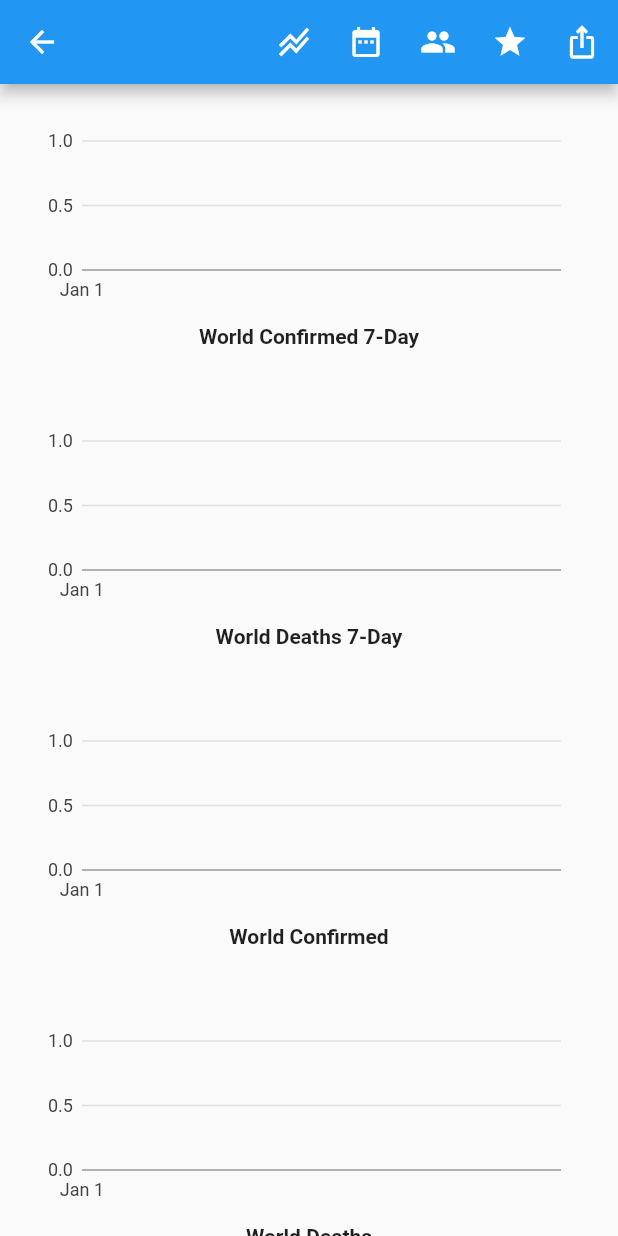
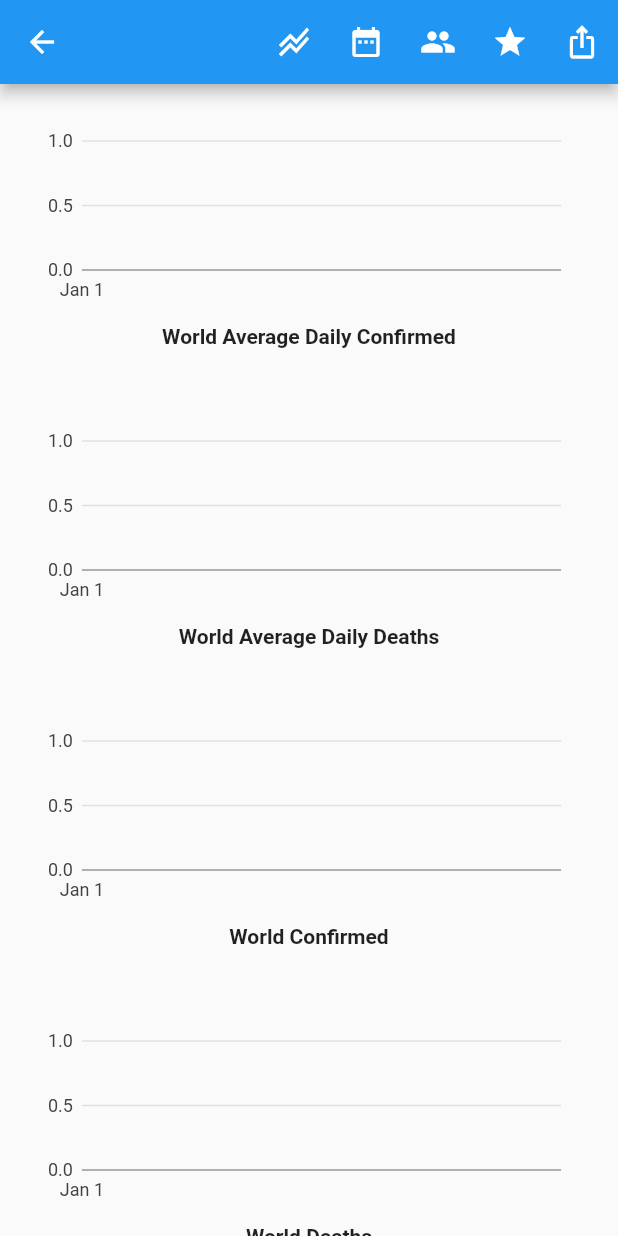
Before and after one commit to steveroe317/covid_trends, a Flutter app: the CovidChartGroupPage screen opened directly, on a phone screen of 412 x 824 dp. Run offline on Flutter 3.47's test engine with Material 2 defaults, Android fonts, the phone set to English and light mode, and no system bars; our stand-ins replace charts_flutter, cloud_firestore, firebase_auth, firebase_core, hex, share_plus and 1 more; accounts and stored records are empty; network calls fail.

Commit message:
Change graph title text "7-day" -> "average daily".
"Confirmed 7-Day" -> "Average Daily Confirmed"
"Deaths 7-Day" -> "Average Daily Deaths"

```diff
--- a/lib/widgets/covid_chart.dart
+++ b/lib/widgets/covid_chart.dart
@@ -154,11 +154,11 @@ class CovidChart extends StatelessWidget {
       case CovidSeriesId.Confirmed:
         return 'Confirmed';
       case CovidSeriesId.ConfirmedDaily:
-        return 'Confirmed 7-Day';
+        return 'Average Daily Confirmed';
       case CovidSeriesId.Deaths:
         return 'Deaths';
       case CovidSeriesId.DeathsDaily:
-        return 'Deaths 7-Day';
+        return 'Average Daily Deaths';
       case CovidSeriesId.Population:
         return 'Population';
     }
```
